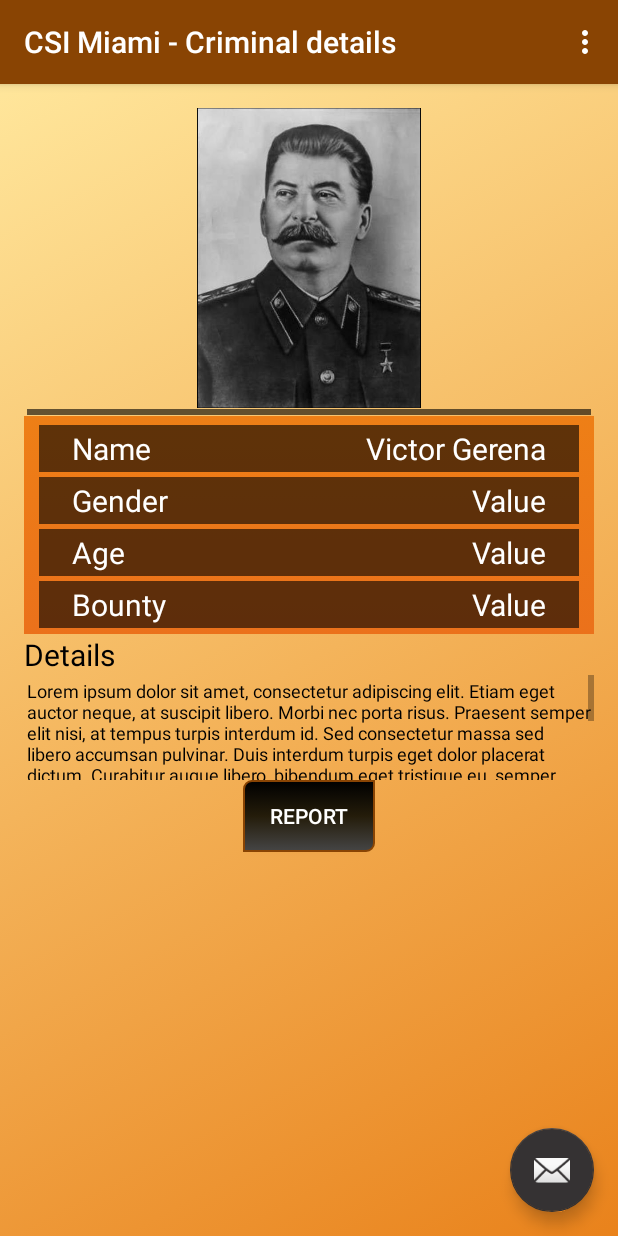
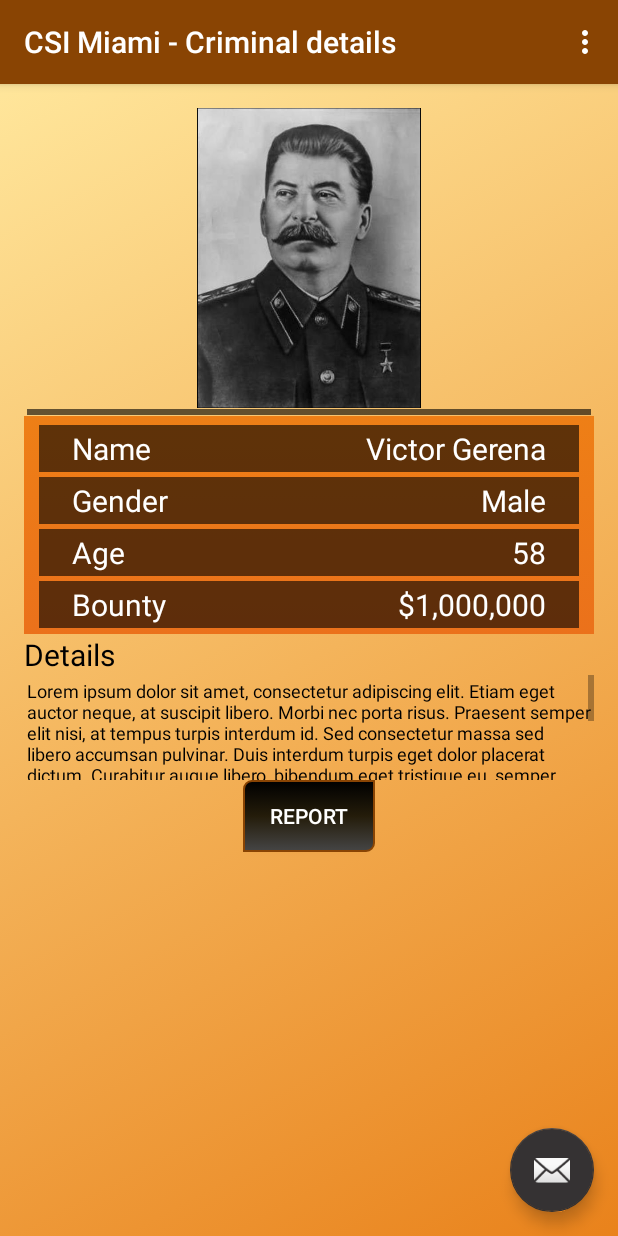
Before and after one commit to HDauven/SmartMobile, an Android app: the screen it shows after launch (MainActivity), after a tap on "Victor Gerena", on a phone screen of 412 x 824 dp. Run offline under Robolectric (Android 15) with nearby library versions, the phone set to English and light mode, and no system bars; 1 other tap on this screen came first.

Commit message:
Week 3 - Extra variables are displayed in the criminals detail listing

```diff
--- a/Hein/SMTE41/Week 3/CSI_Miami/app/src/main/java/csi/hdauven/com/csi_week_1/CriminalsList.java
+++ b/Hein/SMTE41/Week 3/CSI_Miami/app/src/main/java/csi/hdauven/com/csi_week_1/CriminalsList.java
@@ -33,6 +33,9 @@
         ListView listView = (ListView) findViewById(R.id.listView);
         // Get a reference to the list with names
         final String[] criminals = getResources().getStringArray(R.array.names);
+        final String[] genders = getResources().getStringArray(R.array.genders);
+        final int[] ages = getResources().getIntArray(R.array.ages);
+        final String[] bounties = getResources().getStringArray(R.array.bounties);
 
         listView.setAdapter(
                 new ArrayAdapter<String>(
@@ -42,14 +45,28 @@
                 )
         );
 
+        /*listView.setAdapter(
+                new ArrayAdapter<String>(
+                        this,
+                        android.R.layout.simple_list_item_1,
+                        bounties
+                )
+        );*/
+
         listView.setOnItemClickListener(new AdapterView.OnItemClickListener() {
             @Override
             public void onItemClick(AdapterView<?> parent, View view, int position, long id) {
                 // Get the name from the array that is in the same position as the chosen listitem.
                 String name = criminals[position];
+                String gender = genders[position];
+                int age = ages[position];
+                String bounty = bounties[position];
                 // Start intent and pass name using putExtra.
                 Intent intentDisplayCriminalInformation = new Intent(getApplicationContext(), MainActivity.class);
                 intentDisplayCriminalInformation.putExtra("CriminalName", name);
+                intentDisplayCriminalInformation.putExtra("CriminalGender", gender);
+                intentDisplayCriminalInformation.putExtra("CriminalAge", age);
+                intentDisplayCriminalInformation.putExtra("CriminalBounty", bounty);
                 startActivity(intentDisplayCriminalInformation);
             }
         });
--- a/Hein/SMTE41/Week 3/CSI_Miami/app/src/main/java/csi/hdauven/com/csi_week_1/MainActivity.java
+++ b/Hein/SMTE41/Week 3/CSI_Miami/app/src/main/java/csi/hdauven/com/csi_week_1/MainActivity.java
@@ -49,10 +49,20 @@
         Intent intentFromCriminalsList = getIntent();
         // Retrieve the CriminalName string, given by the calling activity to the new activity
         String criminalName = intentFromCriminalsList.getStringExtra("CriminalName");
+        String criminalGender = intentFromCriminalsList.getStringExtra("CriminalGender");
+        int criminalAge = intentFromCriminalsList.getIntExtra("CriminalAge", 0);
+        String tmpCriminalAge = String.valueOf(criminalAge);
+        String criminalBounty = intentFromCriminalsList.getStringExtra("CriminalBounty");
         // Get the TextView that should contain the name of the criminal
         TextView tvNameValue = (TextView) findViewById(R.id.tvNameValue);
+        TextView tvGenderValue = (TextView) findViewById(R.id.tvGenderValue);
+        TextView tvAgeValue = (TextView) findViewById(R.id.tvAgeValue);
+        TextView tvBountyValue = (TextView) findViewById(R.id.tvBountyValue);
         // Set the TextViews text to the name of the criminal
         tvNameValue.setText(criminalName);
+        tvGenderValue.setText(criminalGender);
+        tvAgeValue.setText(tmpCriminalAge);
+        tvBountyValue.setText(criminalBounty);
     }
 
     @Override
--- a/Hein/SMTE41/Week 3/CSI_Miami/app/src/main/res/values/criminals.xml
+++ b/Hein/SMTE41/Week 3/CSI_Miami/app/src/main/res/values/criminals.xml
@@ -9,4 +9,31 @@
         <item>William Bishop Jr.</item>
         <item>Yaser Abdel Said</item>
     </string-array>
+    <string-array name="genders">
+        <item>Male</item>
+        <item>Male</item>
+        <item>Male</item>
+        <item>Male</item>
+        <item>Male</item>
+        <item>Male</item>
+        <item>Male</item>
+    </string-array>
+    <integer-array name="ages">
+        <item>58</item>
+        <item>58</item>
+        <item>41</item>
+        <item>48</item>
+        <item>41</item>
+        <item>80</item>
+        <item>59</item>
+    </integer-array>
+    <string-array name="bounties">
+        <item>$1,000,000</item>
+        <item>$100,000</item>
+        <item>$100,000</item>
+        <item>$100,000</item>
+        <item>$100,000</item>
+        <item>$100,000</item>
+        <item>$100,000</item>
+    </string-array>
 </resources>
```
